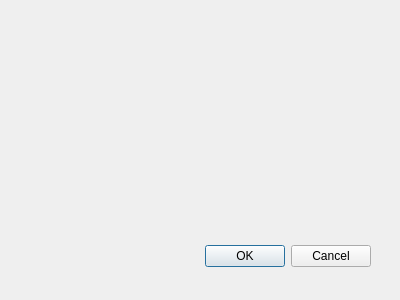
This is plugins/advancedviewplugin/advanvedviewdialog.ui in qohelet/QtZeiterfassung as Qt 5 draws it before an edit. The edited form follows.
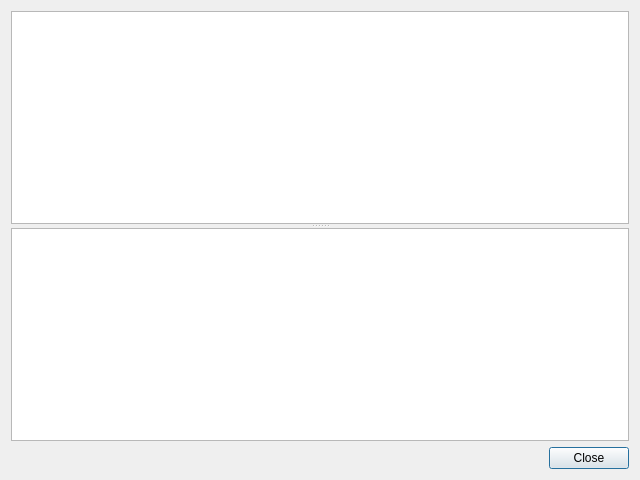
This is the edited form.

Commit message: Added views to dialog

```diff
--- a/plugins/advancedviewplugin/advanvedviewdialog.ui
+++ b/plugins/advancedviewplugin/advanvedviewdialog.ui
@@ -8,29 +8,34 @@
    <rect>
     <x>0</x>
     <y>0</y>
-    <width>400</width>
-    <height>300</height>
+    <width>640</width>
+    <height>480</height>
    </rect>
   </property>
   <property name="windowTitle">
    <string>Dialog</string>
   </property>
+  <layout class="QVBoxLayout" name="verticalLayout" stretch="1,0">
+   <item>
+    <widget class="QSplitter" name="splitter">
+     <property name="orientation">
+      <enum>Qt::Vertical</enum>
+     </property>
+     <widget class="QTreeView" name="bookingsView"/>
+     <widget class="QTreeView" name="timeAssignmentsView"/>
+    </widget>
+   </item>
+   <item>
   <widget class="QDialogButtonBox" name="buttonBox">
-   <property name="geometry">
-    <rect>
-     <x>30</x>
-     <y>240</y>
-     <width>341</width>
-     <height>32</height>
-    </rect>
-   </property>
    <property name="orientation">
     <enum>Qt::Horizontal</enum>
    </property>
    <property name="standardButtons">
-    <set>QDialogButtonBox::Cancel|QDialogButtonBox::Ok</set>
-   </property>
-  </widget>
+      <set>QDialogButtonBox::Close</set>
+     </property>
+    </widget>
+   </item>
+  </layout>
  </widget>
  <pixmapfunction/>
  <resources/>
```
Left out of the diff: 7 changed lines with no effect on the pictures. Lines whose indentation alone changed are shown as unchanged.
